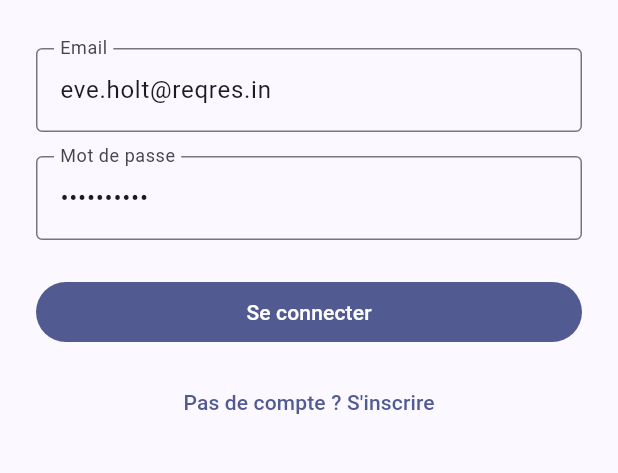
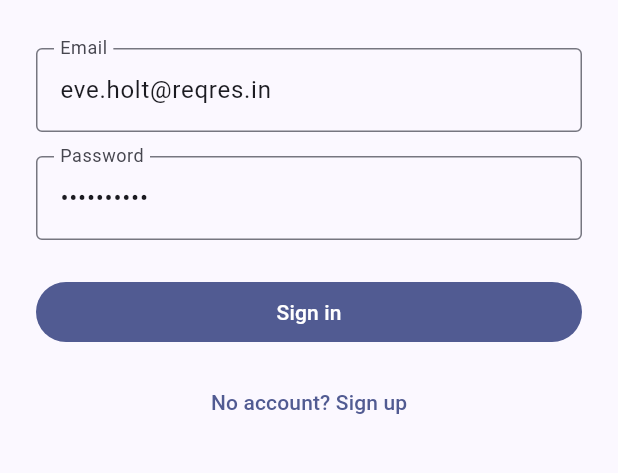
Before and after one commit to hol-K/movie_app_scaffold, a Flutter app: the screen it shows after launch, on a phone screen of 412 x 824 dp, the part 480-953 px from its top. Run offline on Flutter 3.47's test engine with Material 3 defaults, Android fonts, the phone set to English and light mode, and no system bars; our stand-ins replace connectivity_plus, dio, equatable, flutter_secure_storage, hive, hive_flutter; accounts and stored records are empty.

Commit message:
Add localization accessibility and test coverage

```diff
--- /dev/null
+++ b/lib/core/localization/app_localizations.dart
@@ -0,0 +1,44 @@
+import 'package:flutter/widgets.dart';
+
+class AppLocalizations {
+  final Locale locale;
+  const AppLocalizations(this.locale);
+
+  static const LocalizationsDelegate<AppLocalizations> delegate = _AppLocalizationsDelegate();
+
+  static AppLocalizations of(BuildContext context) {
+    return Localizations.of<AppLocalizations>(context, AppLocalizations) ??
+        const AppLocalizations(Locale('fr'));
+  }
+
+  bool get isEnglish => locale.languageCode == 'en';
+  String get appTitle => 'MovieApp';
+  String get login => isEnglish ? 'Sign in' : 'Se connecter';
+  String get register => isEnglish ? 'Sign up' : "S'inscrire";
+  String get noAccount => isEnglish ? 'No account? Sign up' : "Pas de compte ? S'inscrire";
+  String get email => 'Email';
+  String get password => isEnglish ? 'Password' : 'Mot de passe';
+  String get invalidEmail => isEnglish ? 'Invalid email' : 'Email invalide';
+  String get passwordTooShort => isEnglish ? 'Too short' : 'Trop court';
+  String get logout => isEnglish ? 'Sign out' : 'Déconnexion';
+  String get nowPlaying => isEnglish ? 'Now playing' : "À l'affiche";
+  String get popular => isEnglish ? 'Popular' : 'Populaires';
+  String get topRated => isEnglish ? 'Top rated' : 'Mieux notés';
+  String get offline => isEnglish ? 'Offline mode - cached data' : 'Mode hors-ligne - données en cache';
+  String get retry => isEnglish ? 'Retry' : 'Réessayer';
+  String get noMovies => isEnglish ? 'No movies found.' : 'Aucun film trouvé.';
+  String get noOverview => isEnglish ? 'No synopsis available.' : 'Pas de synopsis disponible.';
+}
+
+class _AppLocalizationsDelegate extends LocalizationsDelegate<AppLocalizations> {
+  const _AppLocalizationsDelegate();
+
+  @override
+  bool isSupported(Locale locale) => ['fr', 'en'].contains(locale.languageCode);
+
+  @override
+  Future<AppLocalizations> load(Locale locale) async => AppLocalizations(locale);
+
+  @override
+  bool shouldReload(_AppLocalizationsDelegate old) => false;
+}
--- a/lib/features/auth/presentation/screens/login_screen.dart
+++ b/lib/features/auth/presentation/screens/login_screen.dart
@@ -1,5 +1,6 @@
 import 'package:flutter/material.dart';
 import 'package:provider/provider.dart';
+import '../../../../core/localization/app_localizations.dart';
 import '../providers/auth_provider.dart';
 import 'register_screen.dart';
 
@@ -20,6 +21,7 @@ class _LoginScreenState extends State<LoginScreen> {
   @override
   Widget build(BuildContext context) {
     final auth = context.watch<AuthProvider>();
+    final strings = AppLocalizations.of(context);
 
     return Scaffold(
       body: SafeArea(
@@ -34,43 +36,59 @@ class _LoginScreenState extends State<LoginScreen> {
                 children: [
                   const Icon(Icons.movie_filter, size: 64),
                   const SizedBox(height: 8),
-                  Text('MovieApp', style: Theme.of(context).textTheme.headlineMedium,
+                  Text('MovieApp',
+                      style: Theme.of(context).textTheme.headlineMedium,
                       textAlign: TextAlign.center),
                   const SizedBox(height: 32),
                   TextFormField(
                     controller: _emailController,
-                    decoration: const InputDecoration(labelText: 'Email', border: OutlineInputBorder()),
-                    validator: (v) => (v == null || !v.contains('@')) ? 'Email invalide' : null,
+                    decoration: InputDecoration(
+                        labelText: strings.email,
+                        border: const OutlineInputBorder()),
+                    validator: (v) => (v == null || !v.contains('@'))
+                        ? strings.invalidEmail
+                        : null,
                   ),
                   const SizedBox(height: 16),
                   TextFormField(
                     controller: _passwordController,
                     obscureText: true,
-                    decoration: const InputDecoration(labelText: 'Mot de passe', border: OutlineInputBorder()),
-                    validator: (v) => (v == null || v.length < 4) ? 'Trop court' : null,
+                    decoration: InputDecoration(
+                        labelText: strings.password,
+                        border: const OutlineInputBorder()),
+                    validator: (v) => (v == null || v.length < 4)
+                        ? strings.passwordTooShort
+                        : null,
                   ),
                   const SizedBox(height: 24),
                   if (auth.errorMessage != null)
                     Padding(
                       padding: const EdgeInsets.only(bottom: 16),
                       child: Text(auth.errorMessage!,
-                          style: TextStyle(color: Theme.of(context).colorScheme.error),
+                          style: TextStyle(
+                              color: Theme.of(context).colorScheme.error),
                           textAlign: TextAlign.center),
                     ),
                   FilledButton(
                     onPressed: auth.isLoading ? null : _submit,
                     child: auth.isLoading
                         ? const SizedBox(
-                            height: 18, width: 18,
+                            height: 18,
+                            width: 18,
                             child: CircularProgressIndicator(strokeWidth: 2))
-                        : const Text('Se connecter'),
+                        : Text(strings.login),
                   ),
                   const SizedBox(height: 12),
                   TextButton(
                     onPressed: () => Navigator.of(context).push(
-                      MaterialPageRoute(builder: (_) => const RegisterScreen()),
+                      MaterialPageRoute(
+                        builder: (_) => ChangeNotifierProvider.value(
+                          value: context.read<AuthProvider>(),
+                          child: const RegisterScreen(),
+                        ),
+                      ),
                     ),
-                    child: const Text("Pas de compte ? S'inscrire"),
+                    child: Text(strings.noAccount),
                   ),
                 ],
               ),
@@ -83,6 +101,8 @@ class _LoginScreenState extends State<LoginScreen> {
 
   void _submit() {
     if (!_formKey.currentState!.validate()) return;
-    context.read<AuthProvider>().login(_emailController.text.trim(), _passwordController.text);
+    context
+        .read<AuthProvider>()
+        .login(_emailController.text.trim(), _passwordController.text);
   }
 }
--- a/lib/main.dart
+++ b/lib/main.dart
@@ -1,5 +1,7 @@
 import 'package:flutter/material.dart';
+import 'package:flutter_localizations/flutter_localizations.dart';
 import 'package:provider/provider.dart';
+import 'core/localization/app_localizations.dart';
 import 'core/storage/hive_init.dart';
 import 'features/auth/presentation/providers/auth_provider.dart';
 import 'features/auth/presentation/screens/login_screen.dart';
@@ -27,8 +29,15 @@ class MyApp extends StatelessWidget {
         ChangeNotifierProvider(create: (_) => AuthProvider(deps.authRepository)),
       ],
       child: MaterialApp(
-        title: 'MovieApp',
+        onGenerateTitle: (context) => AppLocalizations.of(context).appTitle,
         debugShowCheckedModeBanner: false,
+        localizationsDelegates: const [
+          AppLocalizations.delegate,
+          GlobalMaterialLocalizations.delegate,
+          GlobalWidgetsLocalizations.delegate,
+          GlobalCupertinoLocalizations.delegate,
+        ],
+        supportedLocales: const [Locale('fr'), Locale('en')],
         theme: ThemeData(colorSchemeSeed: Colors.indigo, useMaterial3: true),
         home: const _RootRouter(),
       ),
--- /dev/null
+++ b/test_driver/integration_test.dart
@@ -0,0 +1,3 @@
+import 'package:integration_test/integration_test_driver.dart';
+
+Future<void> main() => integrationDriver();
```
Also changed, not shown: lib/features/auth/presentation/screens/register_screen.dart (+16 -10 lines), lib/features/home/presentation/screens/home_screen.dart (+18 -8 lines), lib/features/movies/presentation/screens/movie_detail_screen.dart (+17 -3 lines), lib/features/movies/presentation/screens/movie_list_view.dart (+13 -10 lines), lib/features/movies/presentation/widgets/movie_card.dart (+19 -5 lines), lib/injection.dart (+6 -3 lines), pubspec.yaml (+6 -2 lines), pubspec.lock, 4 other files.
